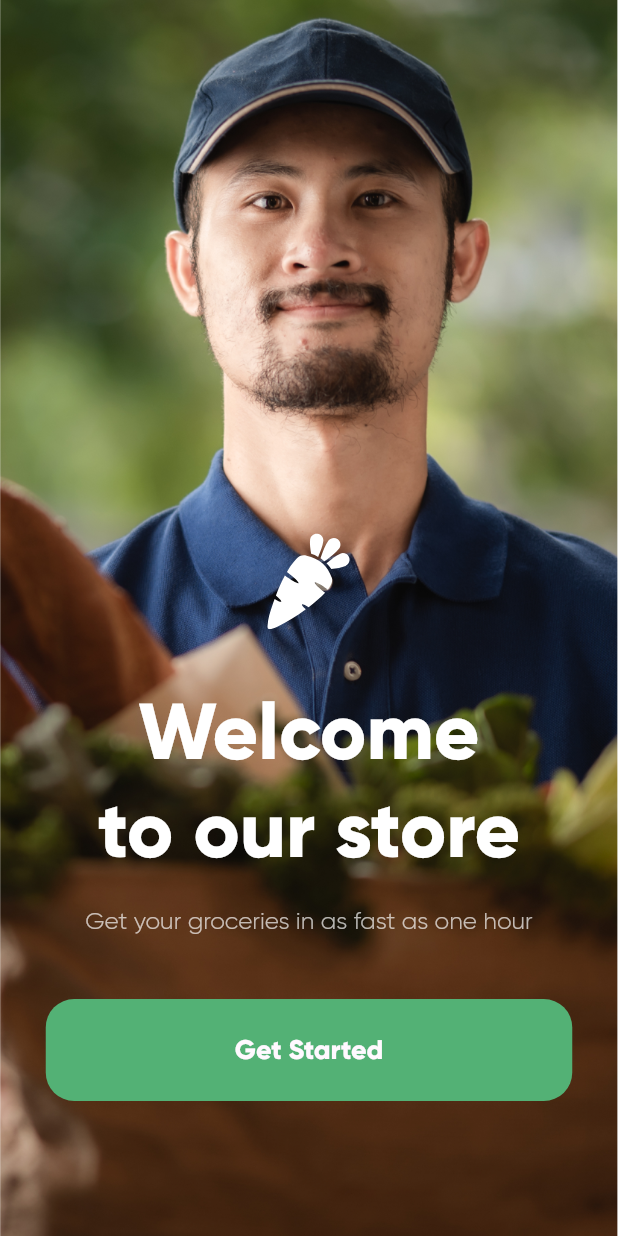
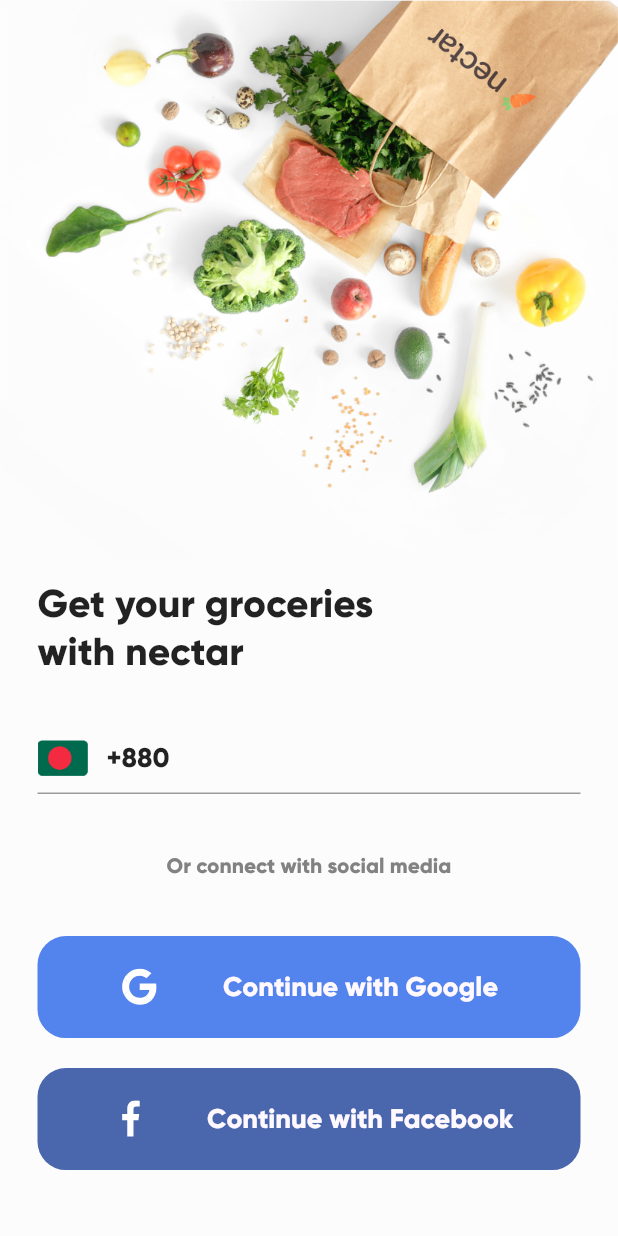
Before and after one commit to cr34t1ve/food_app, a Flutter app: the screen it shows after launch, on a phone screen of 412 x 824 dp. Run offline on Flutter 3.47's test engine with Material 2 defaults, Android fonts, the phone set to English and light mode, and no system bars; our stand-ins replace flutter_svg.

Commit message:
sign in constructed

```diff
--- a/lib/main.dart
+++ b/lib/main.dart
@@ -1,5 +1,6 @@
 import 'package:flutter/material.dart';
 import 'package:food_app/screens/onboarding/onboarding.dart';
+import 'package:food_app/screens/sign%20in/sign_in.dart';
 import 'package:food_app/screens/splash/splash.dart';
 import 'package:food_app/utils/size_config.dart';
 
@@ -34,10 +35,11 @@ class MyApp extends StatelessWidget {
               backgroundColor: Colors.white,
               elevation: 0.0)),
       debugShowCheckedModeBanner: false,
-      initialRoute: '/onboarding',
+      initialRoute: '/signin',
       routes: {
         '/': (context) => Splash(),
         '/onboarding': (context) => Onboarding(),
+        '/signin': (context) => SignIn(),
       },
     );
   }
--- a/lib/screens/sign in/sign_in.dart
+++ b/lib/screens/sign in/sign_in.dart
@@ -0,0 +1,155 @@
+import 'package:flutter/material.dart';
+import 'package:flutter_svg/svg.dart';
+import 'package:food_app/utils/size_config.dart';
+
+class SignIn extends StatefulWidget {
+  const SignIn({Key? key}) : super(key: key);
+
+  @override
+  _SignInState createState() => _SignInState();
+}
+
+class _SignInState extends State<SignIn> {
+  @override
+  Widget build(BuildContext context) {
+    return Scaffold(
+      backgroundColor: Color(0xFFFCFCFC),
+      body: Container(
+        width: double.infinity,
+        decoration: BoxDecoration(
+            image: DecorationImage(
+                image: AssetImage('assets/images/Mask Groupsigninbg.png'),
+                alignment: Alignment.topCenter)),
+        child: Padding(
+          padding: const EdgeInsets.symmetric(horizontal: 25.0),
+          child: SingleChildScrollView(
+            child: Column(
+              children: [
+                SizedBox(
+                  height: getProportionateScreenHeight(380.63),
+                ),
+                Row(
+                  mainAxisAlignment: MainAxisAlignment.start,
+                  children: [
+                    Text(
+                      'Get your groceries\nwith nectar',
+                      style: TextStyle(
+                          fontSize: 26.0, fontWeight: FontWeight.w600),
+                    ),
+                  ],
+                ),
+                SizedBox(
+                  height: 31.0,
+                ),
+                TextField(
+                  decoration: InputDecoration(
+                      prefixIcon: Row(
+                    children: [
+                      Image.asset(
+                        'assets/images/Rectangle 11flag.png',
+                        height: 23.7,
+                        width: 33.97,
+                      ),
+                      SizedBox(
+                        width: 12,
+                      ),
+                      Text(
+                        '+880',
+                        style: TextStyle(
+                            fontWeight: FontWeight.w600, fontSize: 18.0),
+                      )
+                    ],
+                  )),
+                ),
+                SizedBox(
+                  height: 40.0,
+                ),
+                Row(
+                  mainAxisAlignment: MainAxisAlignment.center,
+                  children: [
+                    Text(
+                      'Or connect with social media',
+                      style: TextStyle(
+                          fontSize: 14.0,
+                          fontWeight: FontWeight.w600,
+                          color: Color(0xFF828282)),
+                    )
+                  ],
+                ),
+                SizedBox(
+                  height: 37.8,
+                ),
+                Container(
+                  decoration: BoxDecoration(),
+                  width: double.infinity,
+                  child: FlatButton(
+                      shape: RoundedRectangleBorder(
+                        borderRadius: BorderRadius.circular(19),
+                      ),
+                      height: getProportionateScreenHeight(67.0),
+                      color: Color(0xFF5383EC),
+                      onPressed: () {
+                        Navigator.pushNamed(context, '/signin');
+                      },
+                      child: Row(
+                        children: [
+                          SizedBox(
+                            width: getProportionateScreenWidth(35.91),
+                          ),
+                          SvgPicture.asset(
+                              'assets/images/Group 6795google.svg'),
+                          SizedBox(
+                            width: getProportionateScreenWidth(40.22),
+                          ),
+                          Text(
+                            'Continue with Google',
+                            style: TextStyle(
+                                color: Color(0xFFFFF9FF),
+                                fontSize: 18.0,
+                                fontWeight: FontWeight.w600),
+                          ),
+                        ],
+                      )),
+                ),
+                SizedBox(
+                  height: 20.0,
+                ),
+                Container(
+                  decoration: BoxDecoration(),
+                  width: double.infinity,
+                  child: FlatButton(
+                      shape: RoundedRectangleBorder(
+                        borderRadius: BorderRadius.circular(19),
+                      ),
+                      height: getProportionateScreenHeight(67.0),
+                      color: Color(0xFF4A66AC),
+                      onPressed: () {
+                        Navigator.pushNamed(context, '/signin');
+                      },
+                      child: Row(
+                        children: [
+                          SizedBox(
+                            width: getProportionateScreenWidth(35.91),
+                          ),
+                          SvgPicture.asset('assets/images/Vectorfacebook.svg'),
+                          SizedBox(
+                            width: getProportionateScreenWidth(40.61),
+                          ),
+                          Text(
+                            'Continue with Facebook',
+                            style: TextStyle(
+                                color: Color(0xFFFFF9FF),
+                                fontSize: 18.0,
+                                fontWeight: FontWeight.w600),
+                          ),
+                        ],
+                      )),
+                ),
+              ],
+            ),
+          ),
+        ),
+      ),
+    );
+  }
+}
```
Also changed, not shown: assets/images/Group 6795google.svg (added), assets/images/Group 6801nectarwcarrot.svg (added), assets/images/Mask Groupsigninbg.png (added), assets/images/Rectangle 11flag.png (added), assets/images/Vectorfacebook.svg (added), 1 other file.
